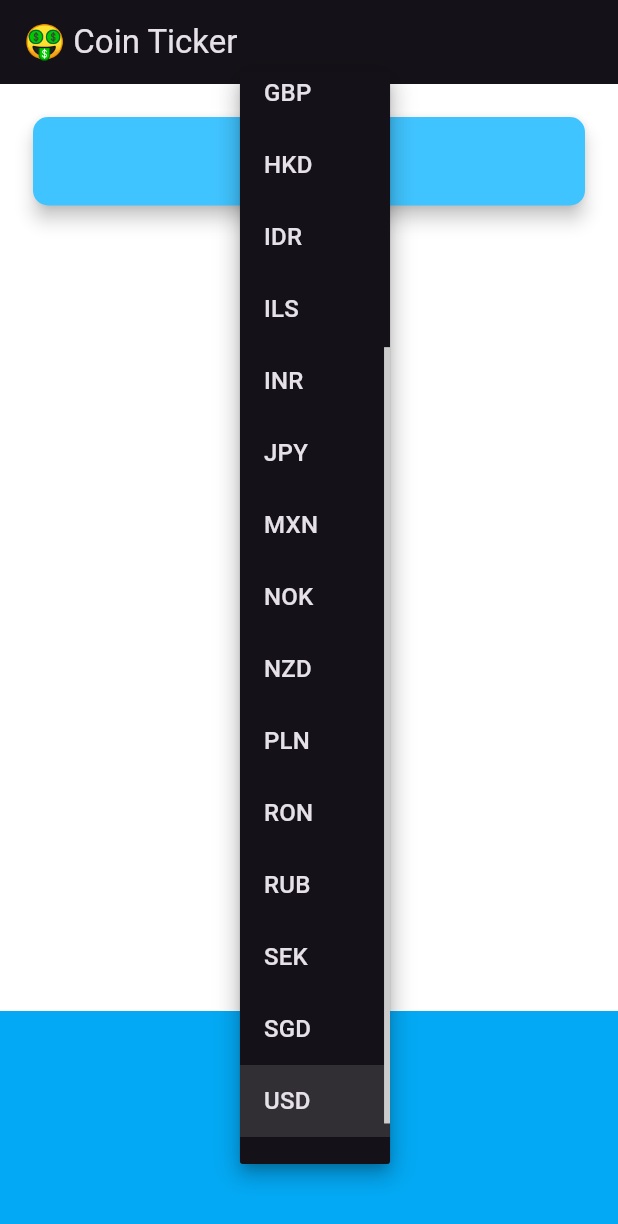
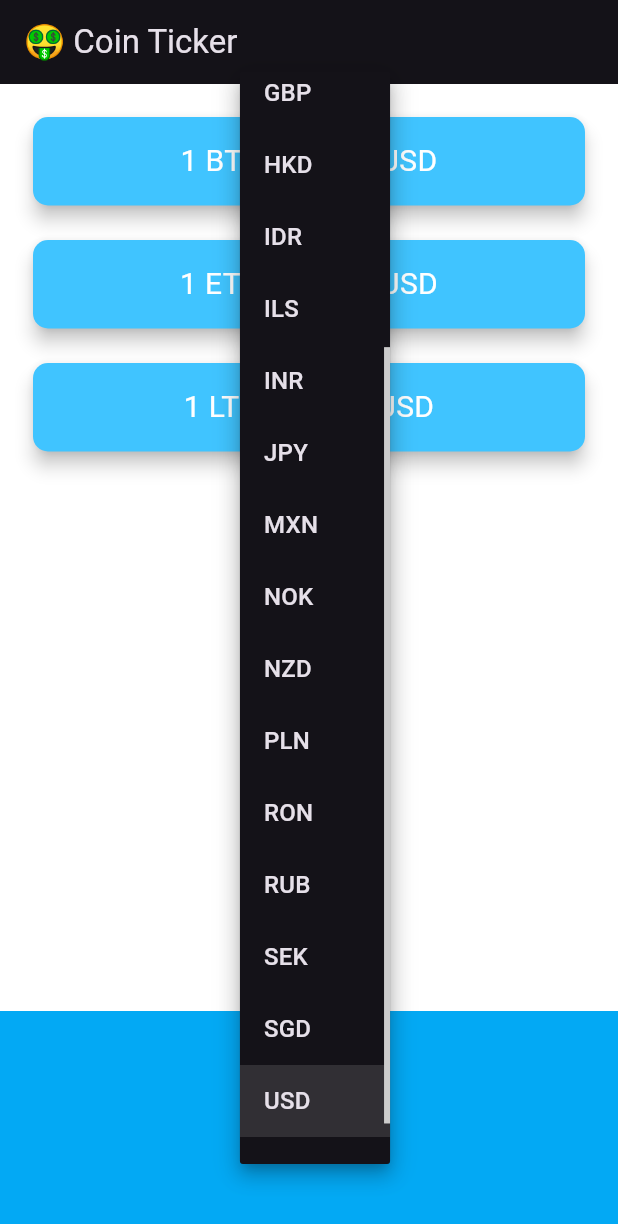
Before and after one commit to bluestemso/bitcoin_ticker_foo, a Flutter app: the screen it shows after launch, after a tap on "USD", on a phone screen of 412 x 824 dp. Shown: the top 1224 px of the screen. Run offline on Flutter 3.47's test engine with Material 3 defaults, Android fonts, the light colour scheme and no system bars; network calls fail.

Commit message:
Added display of prices for ETH and LTC.  Project complete.

```diff
--- a/lib/price_screen.dart
+++ b/lib/price_screen.dart
@@ -50,7 +50,9 @@ class _PriceScreenState extends State<PriceScreen> {
     );
   }
 
-  double spotPrice = 0;
+  double btcPrice = 0;
+  double ethPrice = 0;
+  double ltcPrice = 0;
   bool isLoading = true;
 
   void getSpotPrice() async {
@@ -58,17 +60,40 @@ class _PriceScreenState extends State<PriceScreen> {
       isLoading = true;
     });
 
-    CoinData coinData = CoinData(
+    try {
+      // Get BTC price
+      CoinData btcData = CoinData(
         assetIDBase: 'BTC',
         assetIDQuote: selectedCurrency,
       );
+      double btcSpotPrice = await btcData.getExchangeRate();
 
-    double price = await coinData.getExchangeRate();
+      // Get ETH price
+      CoinData ethData = CoinData(
+        assetIDBase: 'ETH',
+        assetIDQuote: selectedCurrency,
+      );
+      double ethSpotPrice = await ethData.getExchangeRate();
+
+      // Get LTC price
+      CoinData ltcData = CoinData(
+        assetIDBase: 'LTC',
+        assetIDQuote: selectedCurrency,
+      );
+      double ltcSpotPrice = await ltcData.getExchangeRate();
 
       setState(() {
-      spotPrice = price;
+        btcPrice = btcSpotPrice;
+        ethPrice = ethSpotPrice;
+        ltcPrice = ltcSpotPrice;
         isLoading = false;
       });
+    } catch (e) {
+      print('Error getting prices: $e');
+      setState(() {
+        isLoading = false;
+      });
+    }
   }
 
   @override
@@ -89,25 +114,30 @@ class _PriceScreenState extends State<PriceScreen> {
         children: <Widget>[
           Padding(
             padding: EdgeInsets.fromLTRB(18.0, 18.0, 18.0, 0),
-            child: Card(
-              color: Colors.lightBlueAccent,
-              elevation: 5.0,
-              shape: RoundedRectangleBorder(
-                borderRadius: BorderRadius.circular(10.0),
+            child: Column(
+              crossAxisAlignment: CrossAxisAlignment.stretch,
+              children: [
+                CryptoCard(
+                  cryptoName: 'BTC',
+                  price: btcPrice,
+                  selectedCurrency: selectedCurrency,
+                  isLoading: isLoading,
                 ),
-              child: Padding(
-                padding: EdgeInsets.symmetric(vertical: 15.0, horizontal: 28.0),
-                child: Text(
-                  isLoading
-                      ? 'Loading...'
-                      : '1 BTC = ${_formatPrice(spotPrice)}',
-                  textAlign: TextAlign.center,
-                  style: TextStyle(
-                    fontSize: 20.0,
-                    color: Colors.white,
+                SizedBox(height: 15.0),
+                CryptoCard(
+                  cryptoName: 'ETH',
+                  price: ethPrice,
+                  selectedCurrency: selectedCurrency,
+                  isLoading: isLoading,
                 ),
+                SizedBox(height: 15.0),
+                CryptoCard(
+                  cryptoName: 'LTC',
+                  price: ltcPrice,
+                  selectedCurrency: selectedCurrency,
+                  isLoading: isLoading,
                 ),
-              ),
+              ],
             ),
           ),
           Container(
@@ -121,8 +151,47 @@ class _PriceScreenState extends State<PriceScreen> {
       ),
     );
   }
+}
 
-  String _formatPrice(double price) {
+class CryptoCard extends StatelessWidget {
+  final String cryptoName;
+  final double price;
+  final String selectedCurrency;
+  final bool isLoading;
+
+  const CryptoCard({
+    Key? key,
+    required this.cryptoName,
+    required this.price,
+    required this.selectedCurrency,
+    required this.isLoading,
+  }) : super(key: key);
+
+  @override
+  Widget build(BuildContext context) {
+    return Card(
+      color: Colors.lightBlueAccent,
+      elevation: 5.0,
+      shape: RoundedRectangleBorder(
+        borderRadius: BorderRadius.circular(10.0),
+      ),
+      child: Padding(
+        padding: EdgeInsets.symmetric(vertical: 15.0, horizontal: 28.0),
+        child: Text(
+          isLoading
+              ? 'Loading...'
+              : '1 $cryptoName = ${_formatPrice(price, selectedCurrency)}',
+          textAlign: TextAlign.center,
+          style: TextStyle(
+            fontSize: 20.0,
+            color: Colors.white,
+          ),
+        ),
+      ),
+    );
+  }
+
+  String _formatPrice(double price, String currencyCode) {
     // Create a NumberFormat instance for the selected currency
     final formatter = NumberFormat.currency(
       locale: 'en_US',  // Base locale for formatting
@@ -134,9 +203,9 @@ class _PriceScreenState extends State<PriceScreen> {
     String formattedPrice = formatter.format(price);
 
     // Get the currency symbol
-    String currencySymbol = _getCurrencySymbol(selectedCurrency);
+    String currencySymbol = _getCurrencySymbol(currencyCode);
 
-    return '$currencySymbol$formattedPrice $selectedCurrency';
+    return '$currencySymbol$formattedPrice $currencyCode';
   }
 
   String _getCurrencySymbol(String currencyCode) {
```
Lines whose indentation alone changed are shown as unchanged.
